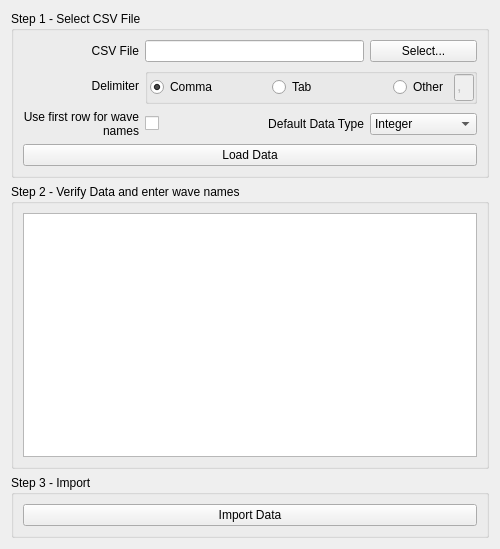
Before: the Qt Designer form src/ui/Ui_ImportCSV.ui in bbreslauer/PySciPlot, drawn with Qt 5.
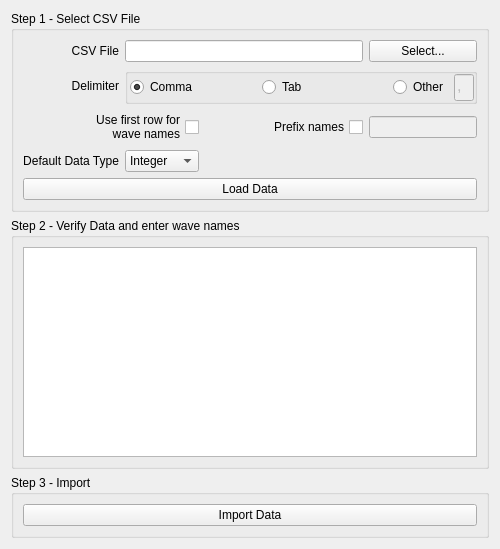
After: the same form once the commit is applied.

Commit message: Added the ability for a user to specify a prefix for all waves imported from a delimited file (#35).

```diff
--- a/src/ui/Ui_ImportCSV.ui
+++ b/src/ui/Ui_ImportCSV.ui
@@ -36,7 +36,7 @@
         </property>
        </widget>
       </item>
-      <item row="0" column="1" colspan="2">
+      <item row="0" column="1" colspan="3">
        <widget class="QLineEdit" name="csvFileName">
         <property name="sizePolicy">
          <sizepolicy hsizetype="Minimum" vsizetype="Fixed">
@@ -62,36 +62,14 @@
         </property>
        </widget>
       </item>
-      <item row="4" column="0" colspan="4">
+      <item row="6" column="0" colspan="5">
        <widget class="QPushButton" name="loadDataButton">
         <property name="text">
          <string>Load Data</string>
         </property>
        </widget>
       </item>
-      <item row="2" column="0">
-       <widget class="QLabel" name="label_3">
-        <property name="minimumSize">
-         <size>
-          <width>0</width>
-          <height>0</height>
-         </size>
-        </property>
-        <property name="text">
-         <string>Use first row for wave names</string>
-        </property>
-        <property name="textFormat">
-         <enum>Qt::AutoText</enum>
-        </property>
-        <property name="alignment">
-         <set>Qt::AlignRight|Qt::AlignTrailing|Qt::AlignVCenter</set>
-        </property>
-        <property name="wordWrap">
-         <bool>true</bool>
-        </property>
-       </widget>
-      </item>
-      <item row="1" column="1" colspan="3">
+      <item row="1" column="1" colspan="4">
        <widget class="QGroupBox" name="groupBox_4">
         <property name="sizePolicy">
          <sizepolicy hsizetype="Preferred" vsizetype="Preferred">
@@ -202,14 +180,14 @@
         </layout>
        </widget>
       </item>
-      <item row="2" column="1">
-       <widget class="QCheckBox" name="firstRowWaveNames">
+      <item row="0" column="4">
+       <widget class="QPushButton" name="csvFileNameButton">
         <property name="text">
-         <string/>
+         <string>Select...</string>
         </property>
        </widget>
       </item>
-      <item row="2" column="2">
+      <item row="4" column="0">
        <widget class="QLabel" name="label_4">
         <property name="text">
          <string>Default Data Type</string>
@@ -219,7 +197,7 @@
         </property>
        </widget>
       </item>
-      <item row="2" column="3">
+      <item row="4" column="1">
        <widget class="QComboBox" name="defaultDataType">
         <item>
          <property name="text">
@@ -238,13 +216,53 @@
         </item>
        </widget>
       </item>
-      <item row="0" column="3">
-       <widget class="QPushButton" name="csvFileNameButton">
+      <item row="2" column="0" colspan="2">
+       <widget class="QCheckBox" name="firstRowWaveNames">
+        <property name="layoutDirection">
+         <enum>Qt::RightToLeft</enum>
+        </property>
         <property name="text">
-         <string>Select...</string>
+         <string>Use first row for
+wave names</string>
         </property>
        </widget>
       </item>
+      <item row="2" column="4">
+       <widget class="QLineEdit" name="waveNamePrefix">
+        <property name="enabled">
+         <bool>false</bool>
+        </property>
+       </widget>
+      </item>
+      <item row="2" column="3">
+       <widget class="QCheckBox" name="useWaveNamePrefix">
+        <property name="sizePolicy">
+         <sizepolicy hsizetype="Fixed" vsizetype="Fixed">
+          <horstretch>0</horstretch>
+          <verstretch>0</verstretch>
+         </sizepolicy>
+        </property>
+        <property name="layoutDirection">
+         <enum>Qt::RightToLeft</enum>
+        </property>
+        <property name="text">
+         <string>Prefix names</string>
+        </property>
+       </widget>
+      </item>
+      <item row="2" column="2">
+       <spacer name="horizontalSpacer">
+        <property name="orientation">
+         <enum>Qt::Horizontal</enum>
+        </property>
+        <property name="sizeHint" stdset="0">
+         <size>
+          <width>40</width>
+          <height>20</height>
+         </size>
+        </property>
+       </spacer>
+      </item>
      </layout>
     </widget>
    </item>
```
Left out of the diff: 26 changed lines with no effect on the pictures. The commit also changes 2 other files.
